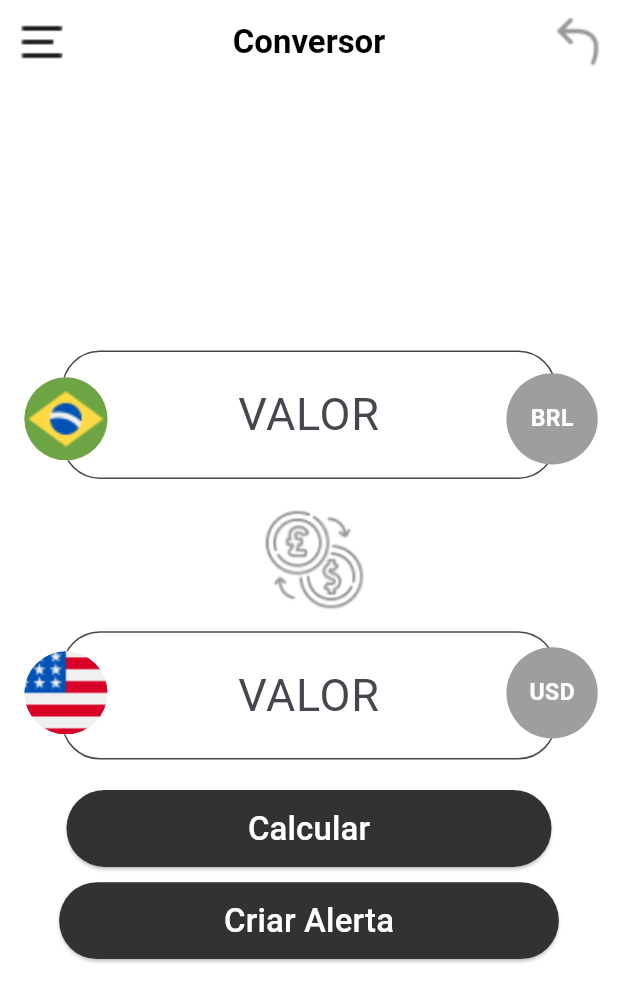
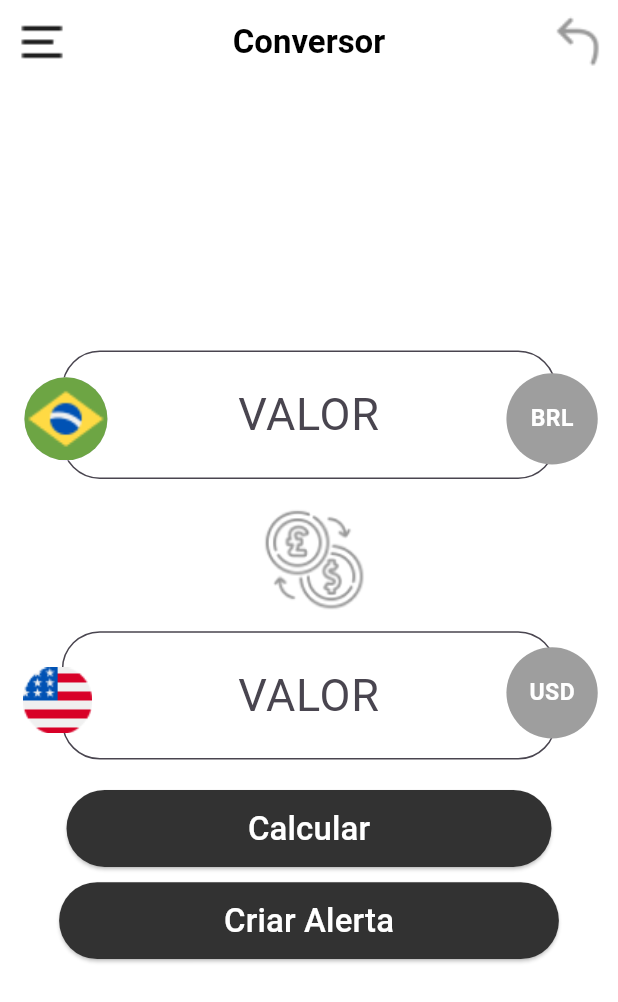
Before and after one commit to andre-luiz-aquino/chicomoedas, a Flutter app: the ConversorPage screen opened directly, after a tap on "Calcular", on a phone screen of 412 x 824 dp. Shown: the top 1002 px of the screen. Run offline on Flutter 3.47's test engine with Material 3 defaults, Android fonts, the light colour scheme and no system bars; our stand-ins replace flutter_screenutil, sqflite; accounts and stored records are empty; network calls fail.

Commit message:
I tryeddd

```diff
--- a/lib/views/conversor_page.dart
+++ b/lib/views/conversor_page.dart
@@ -1,3 +1,5 @@
+import 'dart:developer';
+
 import 'package:chicomoedas/conversao/currency_converter.dart';
 import 'package:chicomoedas/dataBase/usuario_db.dart';
 import 'package:chicomoedas/dto/usuario_dto.dart';
@@ -19,6 +21,19 @@ class _ConversorPageState extends State<ConversorPage> {
   double? _exchangeRate;
   double? _convertedValue;
 
+  String _selectedCurrency = 'USD';
+  bool _isFetching = false;
+
+  final List<Map<String, String>> _currencies = [
+    {'code': 'USD', 'name': 'Dólar Americano', 'image': 'assets/usa.png'},
+    {'code': 'AUD', 'name': 'Dólar Australiano', 'image': 'assets/aud.jpeg'},
+    {
+      'code': 'ARS',
+      'name': 'Pesos Argentinos',
+      'image': 'assets/argentina.jpeg'
+    }
+  ];
+
   @override
   void initState() {
     super.initState();
@@ -26,13 +41,21 @@ class _ConversorPageState extends State<ConversorPage> {
   }
 
   Future<void> _fetchExchangeRate() async {
+    setState(() {
+      _isFetching = true;
+    });
     try {
-      final rate = await CurrencyConverter().getExchangeRate('BRL', 'USD');
+      final rate =
+          await CurrencyConverter().getExchangeRate('BRL', _selectedCurrency);
       setState(() {
         _exchangeRate = rate;
       });
     } catch (error) {
-      print('Failed to fetch exchange rate: $error');
+      log('Failed to fetch exchange rate: $error');
+    } finally {
+      setState(() {
+        _isFetching = false;
+      });
     }
   }
 
@@ -52,7 +75,7 @@ class _ConversorPageState extends State<ConversorPage> {
   }
 
   void _calculateConversion() {
-    final value = double.tryParse(_valueController.text);
+    final value = double.tryParse(_valueController.text.replaceAll(',', '.'));
     if (value != null && _exchangeRate != null) {
       setState(() {
         _convertedValue = value * _exchangeRate!;
@@ -163,9 +186,7 @@ class _ConversorPageState extends State<ConversorPage> {
                         style: ElevatedButton.styleFrom(
                           backgroundColor: const Color(0xFF323232),
                           padding: EdgeInsets.symmetric(
-                            horizontal: 110.w,
-                            vertical: 10.h,
-                          ),
+                              horizontal: 110.w, vertical: 10.h),
                           shape: RoundedRectangleBorder(
                             borderRadius: BorderRadius.circular(25.r),
                           ),
@@ -184,9 +205,7 @@ class _ConversorPageState extends State<ConversorPage> {
                         style: ElevatedButton.styleFrom(
                           backgroundColor: const Color(0xFF323232),
                           padding: EdgeInsets.symmetric(
-                            horizontal: 100.w,
-                            vertical: 10.h,
-                          ),
+                              horizontal: 100.w, vertical: 10.h),
                           shape: RoundedRectangleBorder(
                             borderRadius: BorderRadius.circular(25.r),
                           ),
@@ -242,18 +261,50 @@ class _ConversorPageState extends State<ConversorPage> {
                   ),
                 ),
                 Positioned(
-                  top: 370.h,
+                  top: 365.h,
                   left: 10.w,
                   child: Container(
-                    width: 60.w,
-                    height: 60.h,
-                    padding: EdgeInsets.all(2.5.w),
+                    width: 80.w,
+                    height: 80.h,
                     decoration: const BoxDecoration(
                       shape: BoxShape.circle,
                     ),
-                    child: CircleAvatar(
-                      radius: 40.r,
-                      backgroundImage: const AssetImage("assets/usa.png"),
+                    child: DropdownButtonHideUnderline(
+                      child: DropdownButton<String>(
+                        value: _selectedCurrency,
+                        icon:
+                            const Icon(Icons.arrow_downward, color: Colors.red),
+                        iconSize: 0,
+                        elevation: 16,
+                        dropdownColor: Colors.transparent,
+                        onChanged: (String? newValue) async {
+                          setState(() {
+                            _selectedCurrency = newValue!;
+                            _exchangeRate = null; // Limpar taxa de câmbio atual
+                            _convertedValue =
+                                null; // Limpar valor convertido atual
+                          });
+                          await _fetchExchangeRate(); // Buscar a nova taxa de câmbio
+                          _calculateConversion(); // Recalcular a conversão com base na nova taxa
+                        },
+                        items: _currencies.map<DropdownMenuItem<String>>(
+                            (Map<String, String> currency) {
+                          return DropdownMenuItem<String>(
+                            value: currency['code'],
+                            child: Row(
+                              children: [
+                                ClipOval(
+                                  child: Image.asset(
+                                    currency['image']!,
+                                    width: 50.w,
+                                    height: 50.h,
+                                  ),
+                                ),
+                              ],
+                            ),
+                          );
+                        }).toList(),
+                      ),
                     ),
                   ),
                 ),
@@ -270,7 +321,8 @@ class _ConversorPageState extends State<ConversorPage> {
                     ),
                     child: Center(
                       child: Text(
-                        'USD',
+                        _currencies.firstWhere((currency) =>
+                            currency['code'] == _selectedCurrency)['code']!,
                         style: TextStyle(
                           color: Colors.white,
                           fontSize: 14.sp,
```
Also changed, not shown: assets/argentina.jpeg (added), assets/aud.jpeg (added), pubspec.lock.
